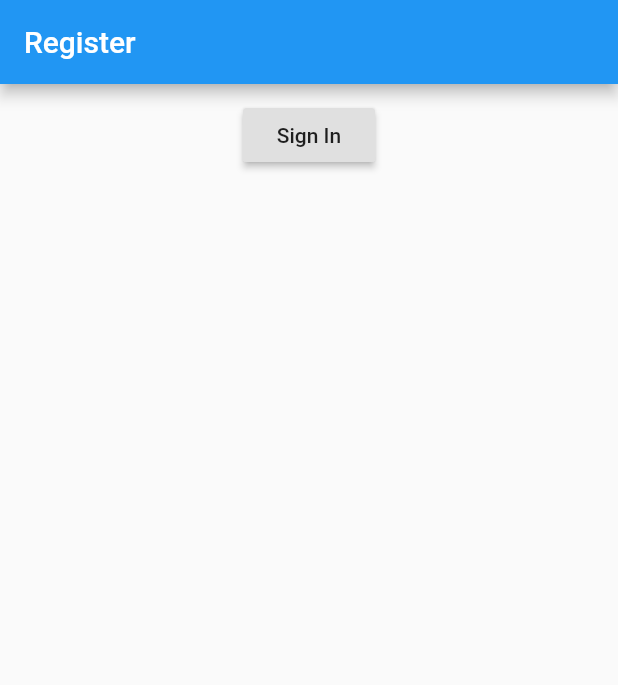
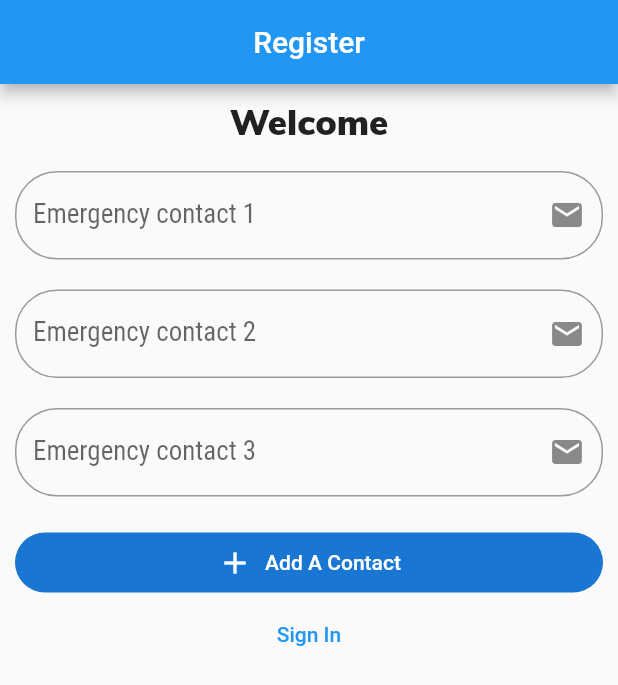
Before and after one commit to ion05/thegoodplace, a Flutter app: the screen it shows after launch, on a phone screen of 412 x 824 dp. Shown: the top 685 px of the screen. Run offline on Flutter 3.47's test engine with Material 2 defaults, Android fonts, the phone set to English and light mode, and no system bars; our stand-ins replace carousel_slider, cloud_firestore, firebase_auth, firebase_core, flutter_spinkit, fluttertoast and 2 more; missing offline and left inert: easy_gradient_text, sign_button; accounts and stored records are empty.

Commit message:
Contact details

```diff
--- a/lib/screens/register.dart
+++ b/lib/screens/register.dart
@@ -12,9 +12,7 @@ class RegisterScreen extends StatefulWidget {
 }
 
 class _RegisterScreenState extends State<RegisterScreen> {
-  final _auth = FirebaseAuth.instance;
   bool loading = false;
-  final _database = FirebaseFirestore.instance;
   @override
   Widget build(BuildContext context) {
     var signInButton = SignInButton(
@@ -34,6 +32,7 @@ class _RegisterScreenState extends State<RegisterScreen> {
         : Scaffold(
             appBar: AppBar(
               title: Text('Register'),
+              centerTitle: true,
             ),
             body: Container(
               width: double.infinity,
@@ -42,9 +41,102 @@ class _RegisterScreenState extends State<RegisterScreen> {
                 child: Column(
                   crossAxisAlignment: CrossAxisAlignment.center,
                   children: [
-                    RaisedButton(
+                    Text(
+                      'Welcome',
+                      style:
+                          TextStyle(fontFamily: 'Nunito-Sans', fontSize: 24.0),
+                    ),
+                    SizedBox(
+                      height: 15.0,
+                    ),
+                    EmergencyContactDetails(),
+                    SizedBox(
+                      height: 15.0,
+                    ),
+                  ],
+                ),
+              ),
+            ),
+          );
+  }
+}
+
+class EmergencyContactDetails extends StatefulWidget {
+  @override
+  _EmergencyContactDetailsState createState() =>
+      _EmergencyContactDetailsState();
+}
+
+class _EmergencyContactDetailsState extends State<EmergencyContactDetails> {
+  int contacts = 3;
+  final _auth = FirebaseAuth.instance;
+  final _key = GlobalKey<FormState>();
+  bool loading = false;
+  var contactdetails = [];
+  final _database = FirebaseFirestore.instance;
+  @override
+  Widget build(BuildContext context) {
+    return Container(
+      child: Column(children: [
+        Form(
+          key: _key,
+          child: ListView.builder(
+            shrinkWrap: true,
+            itemCount: contacts,
+            itemBuilder: (context, index) {
+              return Column(
+                children: [
+                  TextFormField(
+                    onSaved: (val) {
+                      contactdetails.add(val);
+                    },
+                    decoration: InputDecoration(
+                      suffixIcon: Icon(Icons.mail),
+                      labelText: "Emergency contact ${index + 1}",
+                      hintText: 'Enter the email of your emergency contact',
+                      focusedBorder: OutlineInputBorder(
+                          borderRadius: BorderRadius.circular(28.0)),
+                      border: OutlineInputBorder(
+                          borderRadius: BorderRadius.circular(28.0)),
+                      labelStyle: TextStyle(
+                        fontFamily: 'Roboto-Condensed',
+                        fontSize: 18.0,
+                      ),
+                    ),
+                  ),
+                  SizedBox(
+                    height: 20.0,
+                  ),
+                ],
+              );
+            },
+          ),
+        ),
+        SizedBox(
+          width: double.infinity,
+          child: TextButton.icon(
+            onPressed: () {
+              setState(() {
+                contacts += 1;
+              });
+            },
+            label: Text(
+              'Add A Contact',
+              style: TextStyle(color: Colors.white),
+            ),
+            icon: Icon(Icons.add, color: Colors.white),
+            style: ButtonStyle(
+              backgroundColor: MaterialStateProperty.all(Colors.blue[700]),
+              shape: MaterialStateProperty.all<RoundedRectangleBorder>(
+                  RoundedRectangleBorder(
+                      borderRadius: BorderRadius.circular(25.0))),
+            ),
+          ),
+        ),
+        TextButton(
           onPressed: () async {
-                        print('click');
+            _key.currentState.save();
+            if (_key.currentState.validate()) {
               setState(() {
                 loading = true;
               });
@@ -58,28 +150,21 @@ class _RegisterScreenState extends State<RegisterScreen> {
               try {
                 await _auth.signInWithCredential(credential);
                 final user = _auth.currentUser;
-                          await _database
-                              .collection('users')
-                              .doc(user.uid)
-                              .set({
-                            "name": user.displayName,
+                await _database.collection('users').doc(user.uid).set({
+                  'name': user.displayName,
                   "email": user.email,
-                          });
-                          setState(() {
-                            loading = false;
+                  'contacts': contactdetails,
                 });
               } catch (e) {
                 print(e.toString());
-                          return 'Some Error Occured';
+                return 'Some Error Occurred';
+              }
             }
           },
           //TODO: Replace this with signInButton
           child: Text('Sign In'),
         )
-                  ],
-                ),
-              ),
-            ),
+      ]),
     );
   }
 }
--- a/pubspec.yaml
+++ b/pubspec.yaml
@@ -73,6 +73,10 @@ flutter:
     - assets/images/songstoscream.jpg
     - assets/images/mood.png
     - assets/images/vibe.png
+    - assets/images/game1.png
+    - assets/images/game2.png
+    - assets/images/game3.png
+    - assets/images/game4.png
 
   # To add assets to your application, add an assets section, like this:
   # assets:
```
Also changed, not shown: lib/screens/angry.dart (+0 -41 lines). Lines whose indentation alone changed are shown as unchanged.
